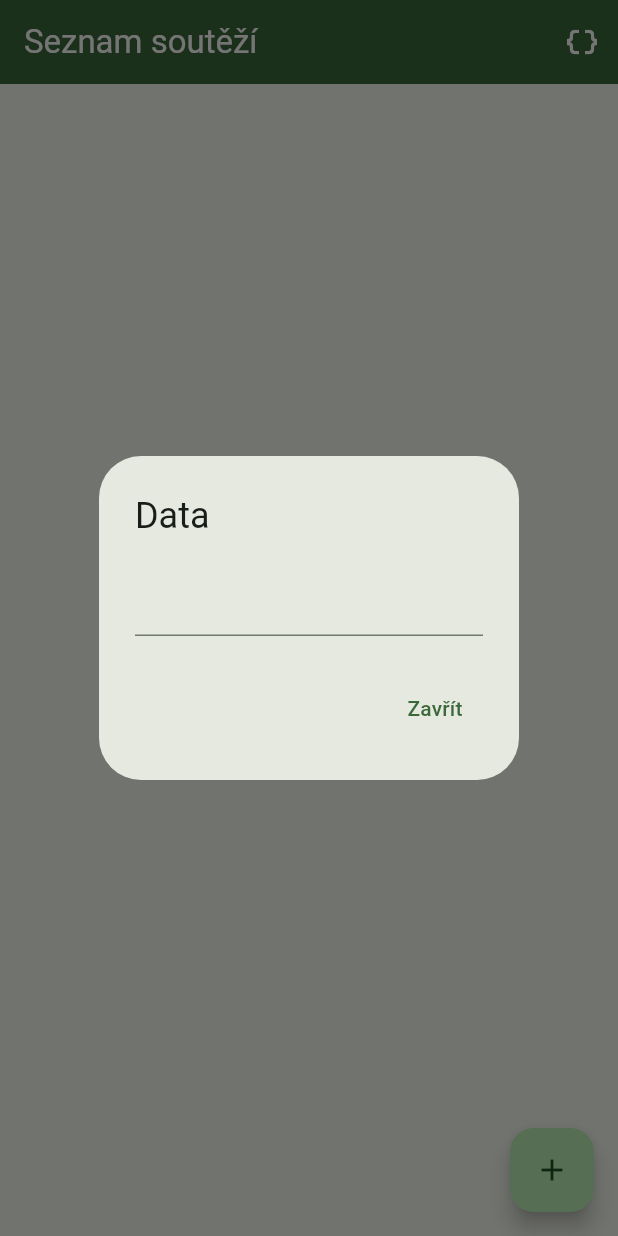
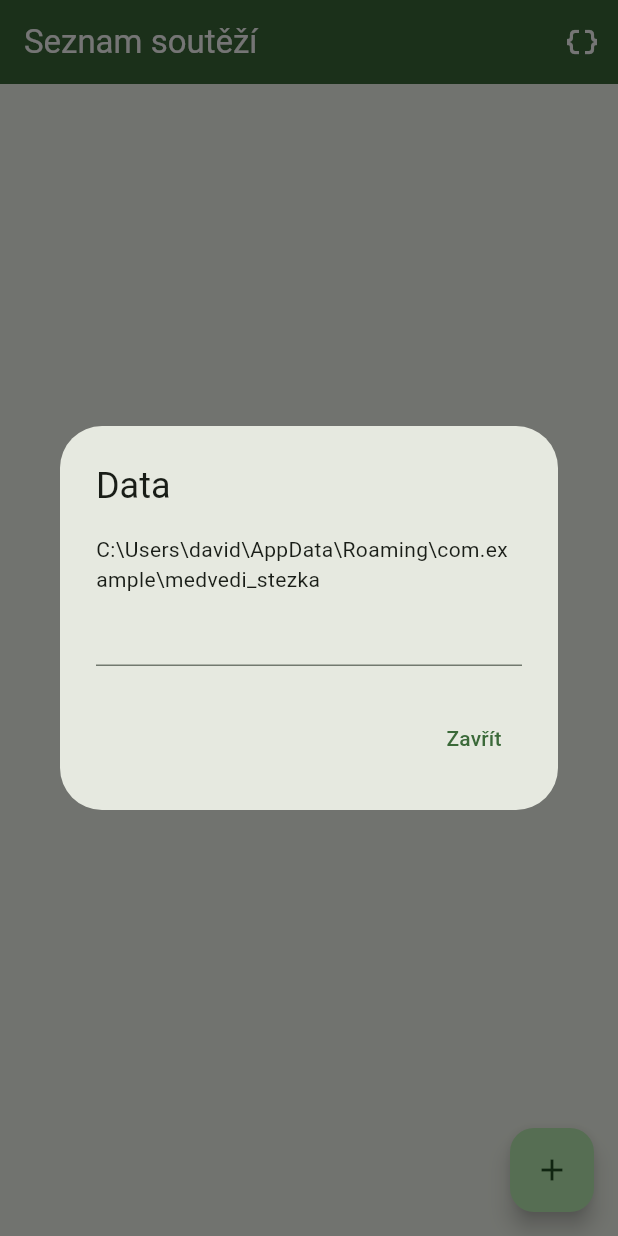
Before and after one commit to DavidCZ2051/medvedi_stezka_desktop, a Flutter app: the screen it shows after launch, after a tap on the "data object" icon, on a phone screen of 412 x 824 dp. Run offline on Flutter 3.47's test engine with Material 3 defaults, Android fonts, the phone set to English and light mode, and no system bars; our stand-ins replace shared_preferences; missing offline and left inert: windows_single_instance.

Commit message:
Little qol

```diff
--- a/lib/routes/competitions.dart
+++ b/lib/routes/competitions.dart
@@ -24,11 +24,19 @@ class _CompetitionsState extends State<Competitions> {
       context: context,
       builder: (context) => AlertDialog(
         title: const Text("Data"),
-        content: SingleChildScrollView(
-          child: TextField(
-            controller: TextEditingController(text: data),
-            readOnly: true,
-          ),
+        content: Column(
+          mainAxisSize: MainAxisSize.min,
+          crossAxisAlignment: CrossAxisAlignment.start,
+          children: [
+            const SelectableText(
+                "C:\\Users\\david\\AppData\\Roaming\\com.example\\medvedi_stezka"),
+            SingleChildScrollView(
+              child: TextField(
+                controller: TextEditingController(text: data),
+                readOnly: true,
+              ),
+            ),
+          ],
         ),
         actions: [
           TextButton(
--- a/pubspec.yaml
+++ b/pubspec.yaml
@@ -32,7 +32,7 @@ dependencies:
     sdk: flutter
 
   windows_single_instance: ^1.0.1
-  shared_preferences: ^2.2.2
+  shared_preferences: ^2.2.3
 
 dev_dependencies:
   flutter_test:
```
Also changed, not shown: pubspec.lock.
